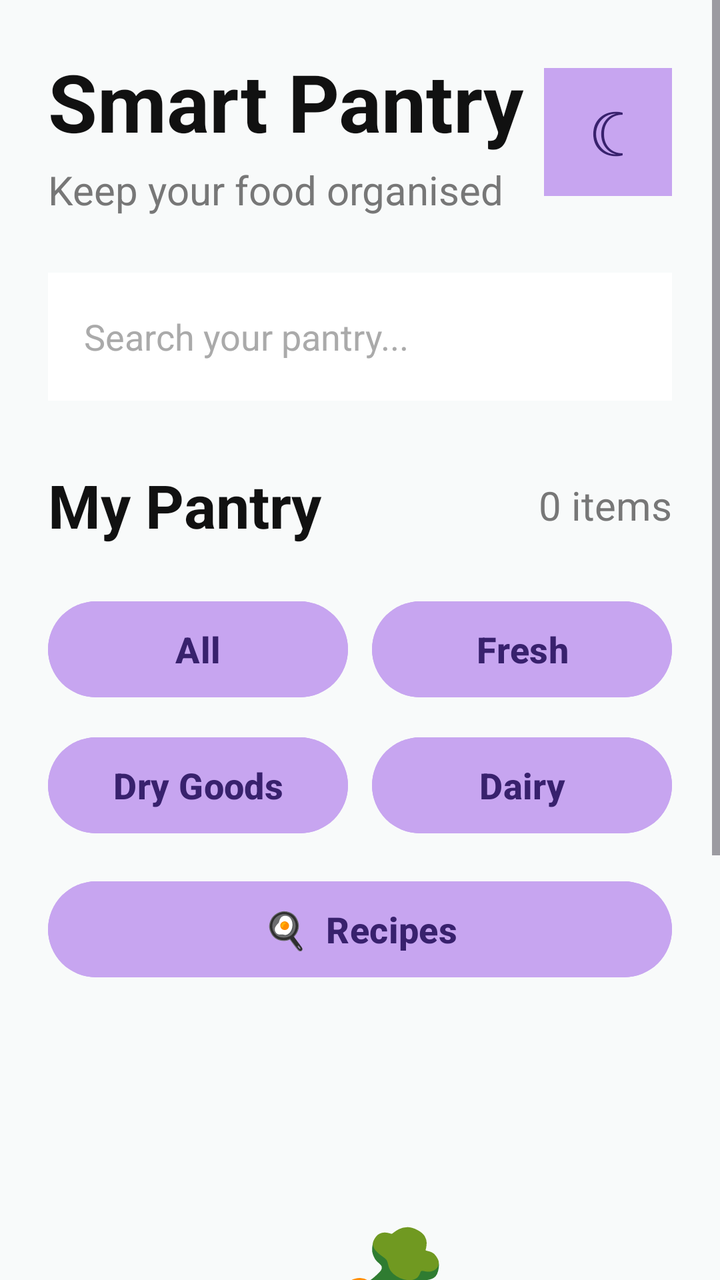
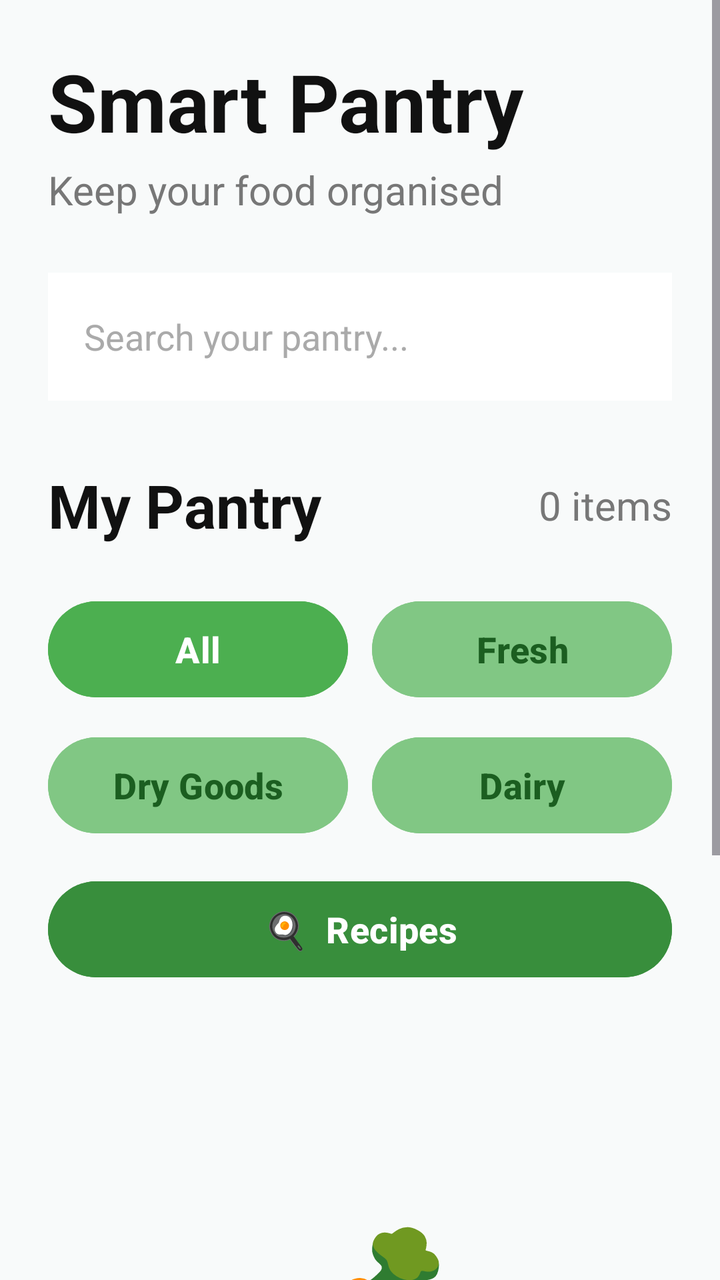

Screens rendered from an Android XML layout before and after an edit, with the pre-edit source and the edit as a unified diff.
<!-- AndroidManifest.xml: application theme Theme.SmartPantryManager -->
<!-- res/layout/activity_main.xml -->
<?xml version="1.0" encoding="utf-8"?>
<ScrollView
    xmlns:android="http://schemas.android.com/apk/res/android"
    android:layout_width="match_parent"
    android:layout_height="match_parent"
    android:fillViewport="true"
    android:background="#F8FAFA">

    <LinearLayout
        android:layout_width="match_parent"
        android:layout_height="wrap_content"
        android:orientation="vertical"
        android:padding="24dp">

        
        <LinearLayout
            android:layout_width="match_parent"
            android:layout_height="wrap_content"
            android:orientation="horizontal"
            android:gravity="center_vertical">

            <LinearLayout
                android:layout_width="0dp"
                android:layout_height="wrap_content"
                android:layout_weight="1"
                android:orientation="vertical">

                <TextView
                    android:layout_width="wrap_content"
                    android:layout_height="wrap_content"
                    android:text="Smart Pantry"
                    android:textColor="#111111"
                    android:textSize="40sp"
                    android:textStyle="bold" />

                <TextView
                    android:layout_width="wrap_content"
                    android:layout_height="wrap_content"
                    android:layout_marginTop="4dp"
                    android:text="Keep your food organised"
                    android:textColor="#777777"
                    android:textSize="20sp" />

            </LinearLayout>

            
            <TextView
                android:id="@+id/btnTheme"
                android:layout_width="64dp"
                android:layout_height="64dp"
                android:gravity="center"
                android:background="#C7A5F0"
                android:text="☾"
                android:textColor="#38216D"
                android:textSize="32sp"
                android:clickable="true"
                android:focusable="true" />

        </LinearLayout>

        
        <EditText
            android:id="@+id/searchPantry"
            android:layout_width="match_parent"
            android:layout_height="64dp"
            android:layout_marginTop="28dp"
            android:background="#FFFFFF"
            android:hint="Search your pantry..."
            android:padding="18dp"
            android:textColor="#222222"
            android:textColorHint="#AAAAAA"
            android:textSize="18sp"
            android:singleLine="true" />

        
        <LinearLayout
            android:layout_width="match_parent"
            android:layout_height="wrap_content"
            android:layout_marginTop="32dp"
            android:gravity="center_vertical"
            android:orientation="horizontal">

            <TextView
                android:layout_width="0dp"
                android:layout_height="wrap_content"
                android:layout_weight="1"
                android:text="My Pantry"
                android:textColor="#111111"
                android:textSize="30sp"
                android:textStyle="bold" />

            <TextView
                android:id="@+id/txtItemCount"
                android:layout_width="wrap_content"
                android:layout_height="wrap_content"
                android:text="0 items"
                android:textColor="#777777"
                android:textSize="20sp" />

        </LinearLayout>

        
        <LinearLayout
            android:layout_width="match_parent"
            android:layout_height="wrap_content"
            android:layout_marginTop="24dp"
            android:orientation="horizontal">

            
            <Button
                android:id="@+id/btnAll"
                android:layout_width="0dp"
                android:layout_height="56dp"
                android:layout_weight="1"
                android:backgroundTint="#C7A5F0"
                android:text="All"
                android:textColor="#38216D"
                android:textSize="18sp"
                android:textStyle="bold" />

            <Space
                android:layout_width="12dp"
                android:layout_height="1dp" />

            
            <Button
                android:id="@+id/btnFresh"
                android:layout_width="0dp"
                android:layout_height="56dp"
                android:layout_weight="1"
                android:backgroundTint="#C7A5F0"
                android:text="Fresh"
                android:textColor="#38216D"
                android:textSize="18sp"
                android:textStyle="bold" />

        </LinearLayout>

        
        <LinearLayout
            android:layout_width="match_parent"
            android:layout_height="wrap_content"
            android:layout_marginTop="12dp"
            android:orientation="horizontal">

            
            <Button
                android:id="@+id/btnDryGoods"
                android:layout_width="0dp"
                android:layout_height="56dp"
                android:layout_weight="1"
                android:backgroundTint="#C7A5F0"
                android:text="Dry Goods"
                android:textColor="#38216D"
                android:textSize="18sp"
                android:textStyle="bold" />

            <Space
                android:layout_width="12dp"
                android:layout_height="1dp" />

            
            <Button
                android:id="@+id/btnDairy"
                android:layout_width="0dp"
                android:layout_height="56dp"
                android:layout_weight="1"
                android:backgroundTint="#C7A5F0"
                android:text="Dairy"
                android:textColor="#38216D"
                android:textSize="18sp"
                android:textStyle="bold" />

        </LinearLayout>

        
        <Button
            android:id="@+id/btnRecipes"
            android:layout_width="match_parent"
            android:layout_height="56dp"
            android:layout_marginTop="16dp"
            android:backgroundTint="#C7A5F0"
            android:text="🍳  Recipes"
            android:textColor="#38216D"
            android:textSize="18sp"
            android:textStyle="bold" />

        
        <LinearLayout
            android:id="@+id/ingredientContainer"
            android:layout_width="match_parent"
            android:layout_height="wrap_content"
            android:layout_marginTop="24dp"
            android:orientation="vertical" />

        
        <LinearLayout
            android:id="@+id/emptyState"
            android:layout_width="match_parent"
            android:layout_height="wrap_content"
            android:layout_marginTop="80dp"
            android:gravity="center"
            android:orientation="vertical">

            <TextView
                android:layout_width="wrap_content"
                android:layout_height="wrap_content"
                android:text="🥕"
                android:textSize="72sp" />

            <TextView
                android:id="@+id/txtEmptyTitle"
                android:layout_width="wrap_content"
                android:layout_height="wrap_content"
                android:layout_marginTop="20dp"
                android:text="Your pantry is empty"
                android:textColor="#111111"
                android:textSize="28sp"
                android:textStyle="bold" />

            <TextView
                android:id="@+id/txtEmptyMessage"
                android:layout_width="match_parent"
                android:layout_height="wrap_content"
                android:layout_marginTop="12dp"
                android:gravity="center"
                android:text="Add your first ingredient to start managing your pantry."
                android:textColor="#777777"
                android:textSize="19sp" />

        </LinearLayout>

        
        <Button
            android:id="@+id/btnAddIngredient"
            android:layout_width="match_parent"
            android:layout_height="64dp"
            android:layout_marginTop="40dp"
            android:layout_marginBottom="20dp"
            android:backgroundTint="#C7A5F0"
            android:text="+  Add Ingredient"
            android:textColor="#38216D"
            android:textSize="20sp"
            android:textStyle="bold" />

    </LinearLayout>

</ScrollView>
<!-- resources referenced by this layout -->
<resources>
  <style name="Theme.SmartPantryManager" parent="Base.Theme.SmartPantryManager" />
  <style name="Base.Theme.SmartPantryManager" parent="Theme.Material3.DayNight.NoActionBar">
          
          
      </style>
</resources>

<!-- the commit's change to res/layout/activity_main.xml (unified diff, before → after) -->
@@ -16,45 +16,23 @@
         <LinearLayout
             android:layout_width="match_parent"
             android:layout_height="wrap_content"
-            android:orientation="horizontal"
-            android:gravity="center_vertical">
-
-            <LinearLayout
-                android:layout_width="0dp"
-                android:layout_height="wrap_content"
-                android:layout_weight="1"
-                android:orientation="vertical">
-
-                <TextView
-                    android:layout_width="wrap_content"
-                    android:layout_height="wrap_content"
-                    android:text="Smart Pantry"
-                    android:textColor="#111111"
-                    android:textSize="40sp"
-                    android:textStyle="bold" />
-
-                <TextView
-                    android:layout_width="wrap_content"
-                    android:layout_height="wrap_content"
-                    android:layout_marginTop="4dp"
-                    android:text="Keep your food organised"
-                    android:textColor="#777777"
-                    android:textSize="20sp" />
-
-            </LinearLayout>
-
-            
-            <TextView
-                android:id="@+id/btnTheme"
-                android:layout_width="64dp"
-                android:layout_height="64dp"
-                android:gravity="center"
-                android:background="#C7A5F0"
-                android:text="☾"
-                android:textColor="#38216D"
-                android:textSize="32sp"
-                android:clickable="true"
-                android:focusable="true" />
+            android:orientation="vertical">
+
+            <TextView
+                android:layout_width="wrap_content"
+                android:layout_height="wrap_content"
+                android:text="Smart Pantry"
+                android:textColor="#111111"
+                android:textSize="40sp"
+                android:textStyle="bold" />
+
+            <TextView
+                android:layout_width="wrap_content"
+                android:layout_height="wrap_content"
+                android:layout_marginTop="4dp"
+                android:text="Keep your food organised"
+                android:textColor="#777777"
+                android:textSize="20sp" />
 
         </LinearLayout>
 
@@ -112,9 +90,9 @@
                 android:layout_width="0dp"
                 android:layout_height="56dp"
                 android:layout_weight="1"
-                android:backgroundTint="#C7A5F0"
+                android:backgroundTint="#4CAF50"
                 android:text="All"
-                android:textColor="#38216D"
+                android:textColor="#FFFFFF"
                 android:textSize="18sp"
                 android:textStyle="bold" />
 
@@ -128,9 +106,9 @@
                 android:layout_width="0dp"
                 android:layout_height="56dp"
                 android:layout_weight="1"
-                android:backgroundTint="#C7A5F0"
+                android:backgroundTint="#81C784"
                 android:text="Fresh"
-                android:textColor="#38216D"
+                android:textColor="#1B5E20"
                 android:textSize="18sp"
                 android:textStyle="bold" />
 
@@ -149,9 +127,9 @@
                 android:layout_width="0dp"
                 android:layout_height="56dp"
                 android:layout_weight="1"
-                android:backgroundTint="#C7A5F0"
+                android:backgroundTint="#81C784"
                 android:text="Dry Goods"
-                android:textColor="#38216D"
+                android:textColor="#1B5E20"
                 android:textSize="18sp"
                 android:textStyle="bold" />
 
@@ -165,9 +143,9 @@
                 android:layout_width="0dp"
                 android:layout_height="56dp"
                 android:layout_weight="1"
-                android:backgroundTint="#C7A5F0"
+                android:backgroundTint="#81C784"
                 android:text="Dairy"
-                android:textColor="#38216D"
+                android:textColor="#1B5E20"
                 android:textSize="18sp"
                 android:textStyle="bold" />
 
@@ -179,9 +157,9 @@
             android:layout_width="match_parent"
             android:layout_height="56dp"
             android:layout_marginTop="16dp"
-            android:backgroundTint="#C7A5F0"
+            android:backgroundTint="#388E3C"
             android:text="🍳  Recipes"
-            android:textColor="#38216D"
+            android:textColor="#FFFFFF"
             android:textSize="18sp"
             android:textStyle="bold" />
 
@@ -237,9 +215,9 @@
             android:layout_height="64dp"
             android:layout_marginTop="40dp"
             android:layout_marginBottom="20dp"
-            android:backgroundTint="#C7A5F0"
+            android:backgroundTint="#4CAF50"
             android:text="+  Add Ingredient"
-            android:textColor="#38216D"
+            android:textColor="#FFFFFF"
             android:textSize="20sp"
             android:textStyle="bold" />
 
